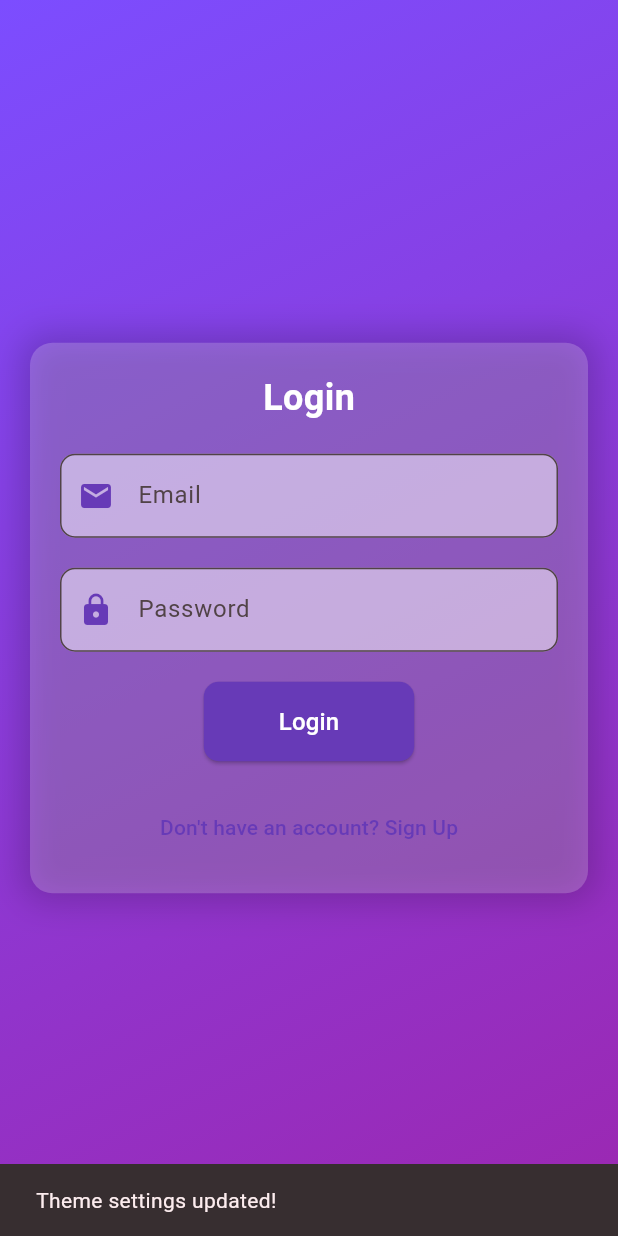
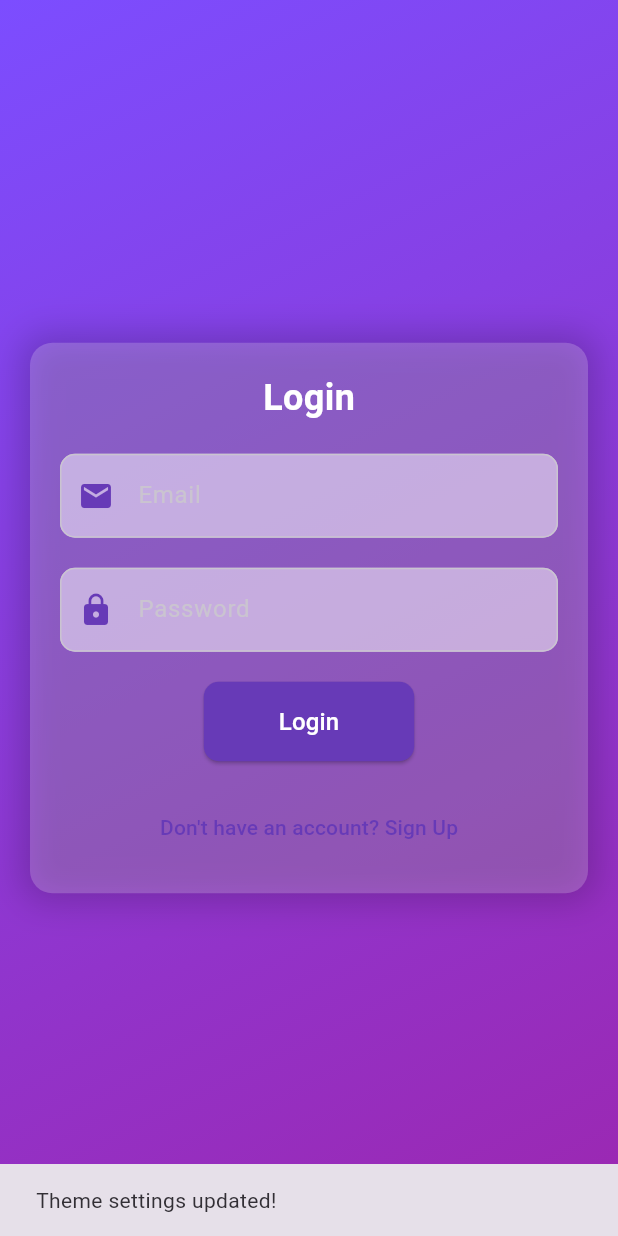
Before and after one commit to AfraKizar08/Vocal-App, a Flutter app: the ThemePage screen opened directly, after a tap on "Enable Dark Mode", after a tap on "Save Settings", on a phone screen of 412 x 824 dp. Run offline on Flutter 3.47's test engine with Material 3 defaults, Android fonts, the phone set to English and light mode, and no system bars; our stand-ins replace another_flutter_splash_screen, audioplayers, cloud_firestore, file_picker, firebase_auth, firebase_core and 2 more; accounts and stored records are empty; network calls fail.

Commit message:
Dark mode and error handling. added the ndk version in build.gradle as well.

```diff
--- a/lib/main.dart
+++ b/lib/main.dart
@@ -8,6 +8,7 @@ import 'pages/upload_page.dart';
 import 'pages/playlist_page.dart';
 import 'package:firebase_core/firebase_core.dart';
 import 'pages/splash_screen.dart';
+import 'providers/theme_notifier.dart';
 
 void main() async {
   WidgetsFlutterBinding.ensureInitialized();
@@ -19,12 +20,18 @@ void main() async {
   );
 }
 
-class VocalsOnlyMusicApp extends StatelessWidget {
+class VocalsOnlyMusicApp extends ConsumerWidget {
+
   @override
-  Widget build(BuildContext context) {
+  Widget build(BuildContext context, WidgetRef ref) {
+    final themeNotifier = ref.watch(themeProvider);
     return MaterialApp(
       title: 'Vocals Only Music',
-      theme: ThemeData(
+      theme:themeNotifier.isDarkMode
+          ?ThemeData.dark()
+
+
+          : ThemeData(
         colorScheme: ColorScheme.fromSeed(
           seedColor: Colors.black,
           brightness: Brightness.light,
--- a/lib/pages/ThemePage.dart
+++ b/lib/pages/ThemePage.dart
@@ -1,14 +1,23 @@
 import 'package:flutter/material.dart';
+import 'package:flutter_riverpod/flutter_riverpod.dart';
+import 'package:vocal_app/providers/theme_notifier.dart'; // Import the ThemeNotifier
 
-class ThemePage extends StatefulWidget {
+class ThemePage extends ConsumerStatefulWidget {
   const ThemePage({Key? key}) : super(key: key);
 
   @override
   _ThemePageState createState() => _ThemePageState();
 }
 
-class _ThemePageState extends State<ThemePage> {
-  bool _isDarkMode = false;
+class _ThemePageState extends ConsumerState<ThemePage> {
+  bool _isDarkMode = false; // Local variable to hold the theme state
+
+  @override
+  void initState() {
+    super.initState();
+    // Get the current theme state from the provider
+    _isDarkMode = ref.read(themeProvider).isDarkMode; // Use ref instead of context
+  }
 
   @override
   Widget build(BuildContext context) {
@@ -64,16 +73,8 @@ class _ThemePageState extends State<ThemePage> {
                 value: _isDarkMode,
                 onChanged: (value) {
                   setState(() {
-                    _isDarkMode = value;
+                    _isDarkMode = value; // Update local variable only
                   });
-                  // You can apply the theme change here
-                  if (_isDarkMode) {
-                    // Apply dark theme
-                    // Example: ThemeData.dark()
-                  } else {
-                    // Apply light theme
-                    // Example: ThemeData.light()
-                  }
                 },
                 secondary: Icon(
                   _isDarkMode ? Icons.dark_mode : Icons.light_mode,
@@ -88,6 +89,7 @@ class _ThemePageState extends State<ThemePage> {
             ElevatedButton(
               onPressed: () {
                 // Save theme settings
+                ref.read(themeProvider).setTheme(_isDarkMode); // Apply the saved theme
                 ScaffoldMessenger.of(context).showSnackBar(
                     const SnackBar(content: Text('Theme settings updated!')));
                 Navigator.pop(context);
--- a/lib/pages/home_page.dart
+++ b/lib/pages/home_page.dart
@@ -267,6 +267,7 @@ class _MusicCardState extends State<MusicCard> {
                   context,
                   MaterialPageRoute(
                     builder: (context) => MusicPlayer(
+                      'song placeholder',
                       name: widget.subtitle.split(': ')[1], // Extract artist name
                       image: widget.coverImage,
                       songName: widget.songPath,
--- a/lib/pages/signup_page.dart
+++ b/lib/pages/signup_page.dart
@@ -40,6 +40,7 @@ class SignupPage extends StatelessWidget {
           context,
           MaterialPageRoute(
             builder: (context) => MusicPlayer(
+              'song placeholder',
               name: 'Artist Name',
               image: 'assets/images/default.png',
               songName: 'Sample Song',
--- a/lib/pages/upload_page.dart
+++ b/lib/pages/upload_page.dart
@@ -58,10 +58,10 @@ class _UploadSongState extends State<UploadSong> {
       });
 
       // Optionally, navigate back to the music list
-      Navigator.pop(context);
+      Navigator.pop(context as BuildContext);
     } else {
       // Show an error message
-      ScaffoldMessenger.of(context).showSnackBar(
+      ScaffoldMessenger.of(context as BuildContext).showSnackBar(
         const SnackBar(content: Text('Please select audio and cover image.')),
       );
     }
--- a/lib/widgets/audio_player_widget.dart
+++ b/lib/widgets/audio_player_widget.dart
@@ -6,7 +6,7 @@ class MusicPlayer extends StatefulWidget {
   final String image;
   final String songName;
 
-  const MusicPlayer({
+  const MusicPlayer(song, {
     Key? key,
     required this.name,
     required this.image,
```
Also changed, not shown: lib/pages/musiclist.dart (+12 -3 lines), lib/providers/theme_notifier.dart (added, +22 -0 lines), pubspec.lock, 1 other file.
